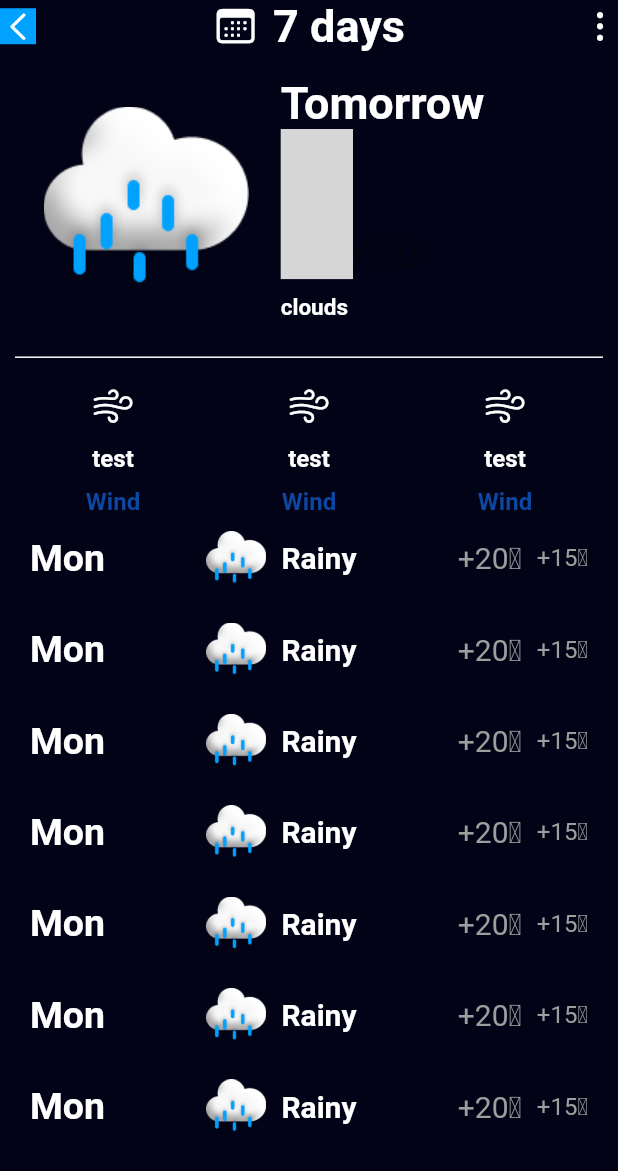
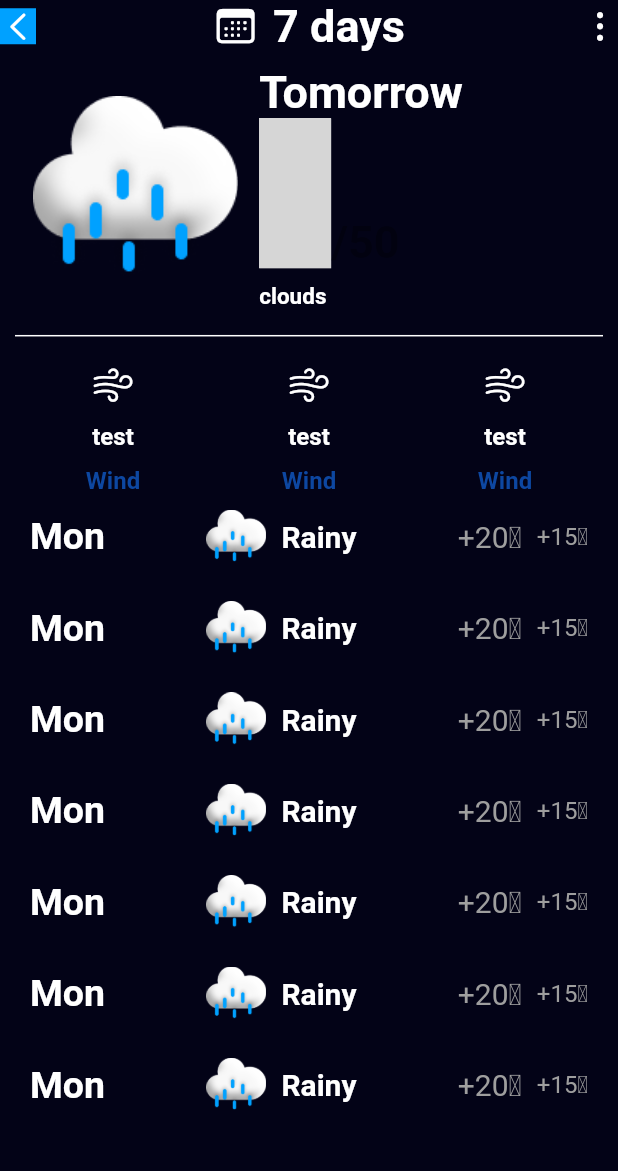
Before and after one commit to Aymen-TM/weatheroo, a Flutter app: the Detail screen opened directly, on a phone screen of 412 x 824 dp. Shown: the top 1171 px of the screen. Run offline on Flutter 3.47's test engine with Material 2 defaults, Android fonts, the phone set to English and light mode, and no system bars; our stand-ins replace geolocator, get; missing offline and left inert: flutter_glow; network calls fail; grey boxes are pictures that could not be loaded.

Commit message:
overflow fix

```diff
--- a/lib/components/CurrentWeather.dart
+++ b/lib/components/CurrentWeather.dart
@@ -47,7 +47,7 @@ class _CurrentWeatherState extends State<CurrentWeather> {
           spreadRadius: 8,
           color: const Color(0xff00A1FF),
           margin: const EdgeInsets.all(2),
-          padding: const EdgeInsets.fromLTRB(20, 60, 20, 20),
+          padding: const EdgeInsets.fromLTRB(20, 60, 20, 0),
           borderRadius: const BorderRadius.only(
               bottomLeft: Radius.circular(60),
               bottomRight: Radius.circular(60)),
--- a/lib/components/TomorrowWeather.dart
+++ b/lib/components/TomorrowWeather.dart
@@ -12,7 +12,7 @@ class TomorrowWeather extends StatelessWidget {
       spreadRadius: 8,
       color: const Color(0xff00A1FF),
       margin: const EdgeInsets.all(2),
-      padding: const EdgeInsets.only(top: 60, left: 20, right: 20),
+      padding: const EdgeInsets.only(top: 60, left: 20, right: 15),
       borderRadius: const BorderRadius.only(
           bottomLeft: Radius.circular(60), bottomRight: Radius.circular(60)),
       child: Column(
@@ -23,8 +23,8 @@ class TomorrowWeather extends StatelessWidget {
             child: Row(
               children: [
                 Container(
-                  width: MediaQuery.of(context).size.width / 2.3,
-                  height: MediaQuery.of(context).size.width / 2.3,
+                  width: MediaQuery.of(context).size.width / 2.5,
+                  height: MediaQuery.of(context).size.width / 2.5,
                   decoration: BoxDecoration(
                       image: DecorationImage(
                           image: AssetImage("assets/rainy_2d.png"))),
```
Also changed, not shown: lib/pages/Home.dart (+8 -6 lines), 1 other file.
